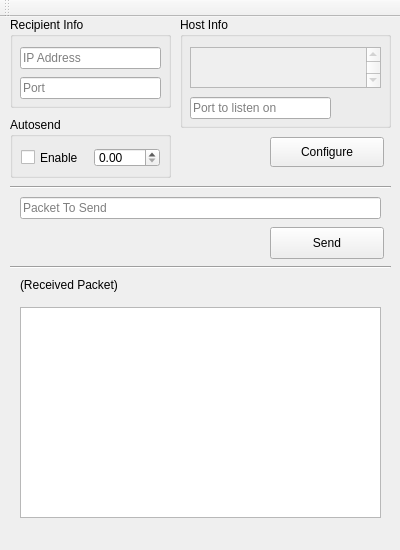
Above: NetworkingTest/mainwindow.ui from chriskonstad/networkingtest before the change. Below: the same form after it.
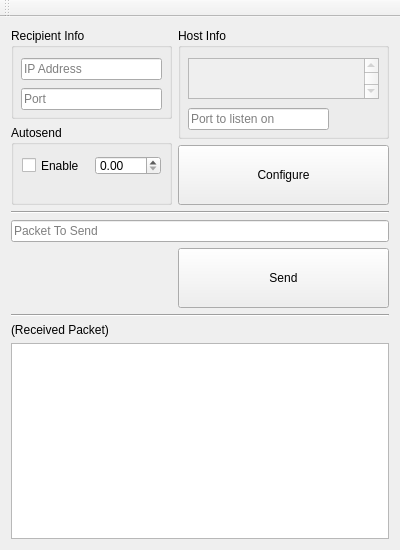
That is the form after the change.

Commit message: Made UI resizable

```diff
--- a/NetworkingTest/mainwindow.ui
+++ b/NetworkingTest/mainwindow.ui
@@ -11,7 +11,7 @@
    </rect>
   </property>
   <property name="sizePolicy">
-   <sizepolicy hsizetype="Fixed" vsizetype="Fixed">
+   <sizepolicy hsizetype="Preferred" vsizetype="Preferred">
     <horstretch>0</horstretch>
     <verstretch>0</verstretch>
    </sizepolicy>
@@ -24,22 +24,22 @@
   </property>
   <property name="maximumSize">
    <size>
-    <width>400</width>
-    <height>550</height>
+    <width>16777215</width>
+    <height>16777215</height>
    </size>
   </property>
   <property name="windowTitle">
    <string>Qt UDP Tool (Networking Test)</string>
   </property>
   <widget class="QWidget" name="centralWidget">
+   <layout class="QGridLayout" name="gridLayout">
+    <item row="0" column="0">
    <widget class="QGroupBox" name="groupBox">
-    <property name="geometry">
-     <rect>
-      <x>10</x>
-      <y>0</y>
+      <property name="minimumSize">
+       <size>
       <width>161</width>
       <height>91</height>
-     </rect>
+       </size>
     </property>
     <property name="title">
      <string>Recipient Info</string>
@@ -53,6 +53,12 @@
        <height>22</height>
       </rect>
      </property>
+       <property name="sizePolicy">
+        <sizepolicy hsizetype="Expanding" vsizetype="Minimum">
+         <horstretch>0</horstretch>
+         <verstretch>0</verstretch>
+        </sizepolicy>
+       </property>
      <property name="focusPolicy">
       <enum>Qt::StrongFocus</enum>
      </property>
@@ -72,6 +78,12 @@
        <height>22</height>
       </rect>
      </property>
+       <property name="sizePolicy">
+        <sizepolicy hsizetype="Expanding" vsizetype="Minimum">
+         <horstretch>0</horstretch>
+         <verstretch>0</verstretch>
+        </sizepolicy>
+       </property>
      <property name="focusPolicy">
       <enum>Qt::StrongFocus</enum>
      </property>
@@ -86,87 +98,14 @@
      </property>
     </widget>
    </widget>
-   <widget class="QLineEdit" name="packetLE">
-    <property name="geometry">
-     <rect>
-      <x>20</x>
-      <y>180</y>
-      <width>361</width>
-      <height>22</height>
-     </rect>
-    </property>
-    <property name="toolTip">
-     <string>Type in the packet to send</string>
-    </property>
-    <property name="placeholderText">
-     <string>Packet To Send</string>
-    </property>
-   </widget>
-   <widget class="QPushButton" name="configButton">
-    <property name="geometry">
-     <rect>
-      <x>270</x>
-      <y>120</y>
-      <width>114</width>
-      <height>30</height>
-     </rect>
-    </property>
-    <property name="focusPolicy">
-     <enum>Qt::StrongFocus</enum>
-    </property>
-    <property name="toolTip">
-     <string>Configure the settings</string>
-    </property>
-    <property name="text">
-     <string>Configure</string>
-    </property>
-    <property name="shortcut">
-     <string>Ctrl+C</string>
-    </property>
-   </widget>
-   <widget class="QPushButton" name="sendButton">
-    <property name="geometry">
-     <rect>
-      <x>270</x>
-      <y>210</y>
-      <width>114</width>
-      <height>32</height>
-     </rect>
-    </property>
-    <property name="focusPolicy">
-     <enum>Qt::StrongFocus</enum>
-    </property>
-    <property name="toolTip">
-     <string>Send the packet!</string>
-    </property>
-    <property name="text">
-     <string>Send</string>
-    </property>
-    <property name="shortcut">
-     <string>Ctrl+S</string>
-    </property>
-   </widget>
-   <widget class="Line" name="line">
-    <property name="geometry">
-     <rect>
-      <x>10</x>
-      <y>160</y>
-      <width>381</width>
-      <height>20</height>
-     </rect>
-    </property>
-    <property name="orientation">
-     <enum>Qt::Horizontal</enum>
-    </property>
-   </widget>
+    </item>
+    <item row="0" column="1" rowspan="2">
    <widget class="QGroupBox" name="groupBox_2">
-    <property name="geometry">
-     <rect>
-      <x>180</x>
-      <y>0</y>
+      <property name="minimumSize">
+       <size>
       <width>211</width>
       <height>111</height>
-     </rect>
+       </size>
     </property>
     <property name="title">
      <string>Host Info</string>
@@ -183,6 +122,12 @@
        <height>41</height>
       </rect>
      </property>
+       <property name="sizePolicy">
+        <sizepolicy hsizetype="Expanding" vsizetype="Minimum">
+         <horstretch>0</horstretch>
+         <verstretch>0</verstretch>
+        </sizepolicy>
+       </property>
      <property name="toolTip">
       <string>Host IP Addresses</string>
      </property>
@@ -196,29 +141,21 @@
       <enum>QAbstractItemView::SingleSelection</enum>
      </property>
     </widget>
-   </widget>
-   <widget class="Line" name="line_2">
-    <property name="geometry">
-     <rect>
-      <x>10</x>
-      <y>240</y>
-      <width>381</width>
-      <height>20</height>
-     </rect>
-    </property>
-    <property name="orientation">
-     <enum>Qt::Horizontal</enum>
-    </property>
-   </widget>
    <widget class="QLineEdit" name="lePortRX">
     <property name="geometry">
      <rect>
-      <x>190</x>
+         <x>10</x>
       <y>80</y>
       <width>141</width>
       <height>22</height>
      </rect>
     </property>
+       <property name="sizePolicy">
+        <sizepolicy hsizetype="Expanding" vsizetype="Minimum">
+         <horstretch>0</horstretch>
+         <verstretch>0</verstretch>
+        </sizepolicy>
+       </property>
     <property name="toolTip">
      <string>Port to listen on</string>
     </property>
@@ -226,46 +163,15 @@
      <string>Port to listen on</string>
     </property>
    </widget>
-   <widget class="QLabel" name="rxPacketLabel">
-    <property name="geometry">
-     <rect>
-      <x>20</x>
-      <y>260</y>
-      <width>361</width>
-      <height>16</height>
-     </rect>
-    </property>
-    <property name="toolTip">
-     <string>Shows received packet</string>
-    </property>
-    <property name="text">
-     <string>(Received Packet)</string>
-    </property>
-   </widget>
-   <widget class="QTextEdit" name="teLog">
-    <property name="geometry">
-     <rect>
-      <x>20</x>
-      <y>290</y>
-      <width>361</width>
-      <height>211</height>
-     </rect>
-    </property>
-    <property name="lineWrapMode">
-     <enum>QTextEdit::NoWrap</enum>
-    </property>
-    <property name="readOnly">
-     <bool>true</bool>
-    </property>
-   </widget>
+     </widget>
+    </item>
+    <item row="1" column="0" rowspan="2">
    <widget class="QGroupBox" name="groupBox_3">
-    <property name="geometry">
-     <rect>
-      <x>10</x>
-      <y>100</y>
+      <property name="minimumSize">
+       <size>
       <width>161</width>
       <height>61</height>
-     </rect>
+       </size>
     </property>
     <property name="title">
      <string>Autosend</string>
@@ -282,17 +188,150 @@
      <layout class="QHBoxLayout" name="horizontalLayout">
       <item>
        <widget class="QCheckBox" name="cbEnable">
+          <property name="sizePolicy">
+           <sizepolicy hsizetype="Minimum" vsizetype="MinimumExpanding">
+            <horstretch>0</horstretch>
+            <verstretch>0</verstretch>
+           </sizepolicy>
+          </property>
         <property name="text">
          <string>Enable</string>
         </property>
        </widget>
       </item>
       <item>
-       <widget class="QDoubleSpinBox" name="sbTime"/>
+         <widget class="QDoubleSpinBox" name="sbTime">
+          <property name="sizePolicy">
+           <sizepolicy hsizetype="Minimum" vsizetype="MinimumExpanding">
+            <horstretch>0</horstretch>
+            <verstretch>0</verstretch>
+           </sizepolicy>
+          </property>
+         </widget>
       </item>
      </layout>
     </widget>
    </widget>
+    </item>
+    <item row="2" column="1">
+     <widget class="QPushButton" name="configButton">
+      <property name="sizePolicy">
+       <sizepolicy hsizetype="Minimum" vsizetype="MinimumExpanding">
+        <horstretch>0</horstretch>
+        <verstretch>0</verstretch>
+       </sizepolicy>
+      </property>
+      <property name="maximumSize">
+       <size>
+        <width>16777215</width>
+        <height>60</height>
+       </size>
+      </property>
+      <property name="focusPolicy">
+       <enum>Qt::StrongFocus</enum>
+      </property>
+      <property name="toolTip">
+       <string>Configure the settings</string>
+      </property>
+      <property name="text">
+       <string>Configure</string>
+      </property>
+      <property name="shortcut">
+       <string>Ctrl+C</string>
+      </property>
+     </widget>
+    </item>
+    <item row="3" column="0" colspan="2">
+     <widget class="Line" name="line">
+      <property name="orientation">
+       <enum>Qt::Horizontal</enum>
+      </property>
+     </widget>
+    </item>
+    <item row="4" column="0" colspan="2">
+     <widget class="QLineEdit" name="packetLE">
+      <property name="sizePolicy">
+       <sizepolicy hsizetype="Expanding" vsizetype="Minimum">
+        <horstretch>0</horstretch>
+        <verstretch>0</verstretch>
+       </sizepolicy>
+      </property>
+      <property name="minimumSize">
+       <size>
+        <width>361</width>
+        <height>22</height>
+       </size>
+      </property>
+      <property name="toolTip">
+       <string>Type in the packet to send</string>
+      </property>
+      <property name="placeholderText">
+       <string>Packet To Send</string>
+      </property>
+     </widget>
+    </item>
+    <item row="5" column="1">
+     <widget class="QPushButton" name="sendButton">
+      <property name="sizePolicy">
+       <sizepolicy hsizetype="Minimum" vsizetype="MinimumExpanding">
+        <horstretch>0</horstretch>
+        <verstretch>0</verstretch>
+       </sizepolicy>
+      </property>
+      <property name="maximumSize">
+       <size>
+        <width>16777215</width>
+        <height>60</height>
+       </size>
+      </property>
+      <property name="focusPolicy">
+       <enum>Qt::StrongFocus</enum>
+      </property>
+      <property name="toolTip">
+       <string>Send the packet!</string>
+      </property>
+      <property name="text">
+       <string>Send</string>
+      </property>
+      <property name="shortcut">
+       <string>Ctrl+S</string>
+      </property>
+     </widget>
+    </item>
+    <item row="6" column="0" colspan="2">
+     <widget class="Line" name="line_2">
+      <property name="orientation">
+       <enum>Qt::Horizontal</enum>
+      </property>
+     </widget>
+    </item>
+    <item row="7" column="0" colspan="2">
+     <widget class="QLabel" name="rxPacketLabel">
+      <property name="toolTip">
+       <string>Shows received packet</string>
+      </property>
+      <property name="text">
+       <string>(Received Packet)</string>
+      </property>
+     </widget>
+    </item>
+    <item row="8" column="0" colspan="2">
+     <widget class="QTextEdit" name="teLog">
+      <property name="sizePolicy">
+       <sizepolicy hsizetype="MinimumExpanding" vsizetype="MinimumExpanding">
+        <horstretch>0</horstretch>
+        <verstretch>0</verstretch>
+       </sizepolicy>
+      </property>
+      <property name="lineWrapMode">
+       <enum>QTextEdit::NoWrap</enum>
+      </property>
+      <property name="readOnly">
+       <bool>true</bool>
+      </property>
+     </widget>
+    </item>
+   </layout>
    <zorder>groupBox_2</zorder>
    <zorder>groupBox</zorder>
    <zorder>packetLE</zorder>
```
Left out of the diff: 1 changed line with no effect on the pictures. Lines whose indentation alone changed are shown as unchanged.
